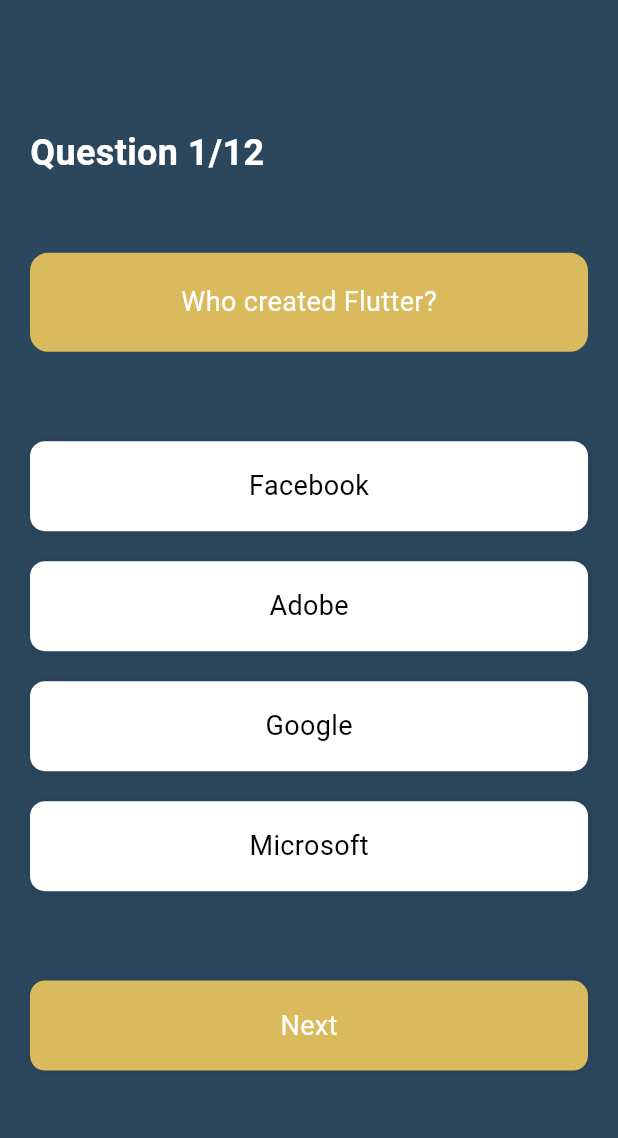
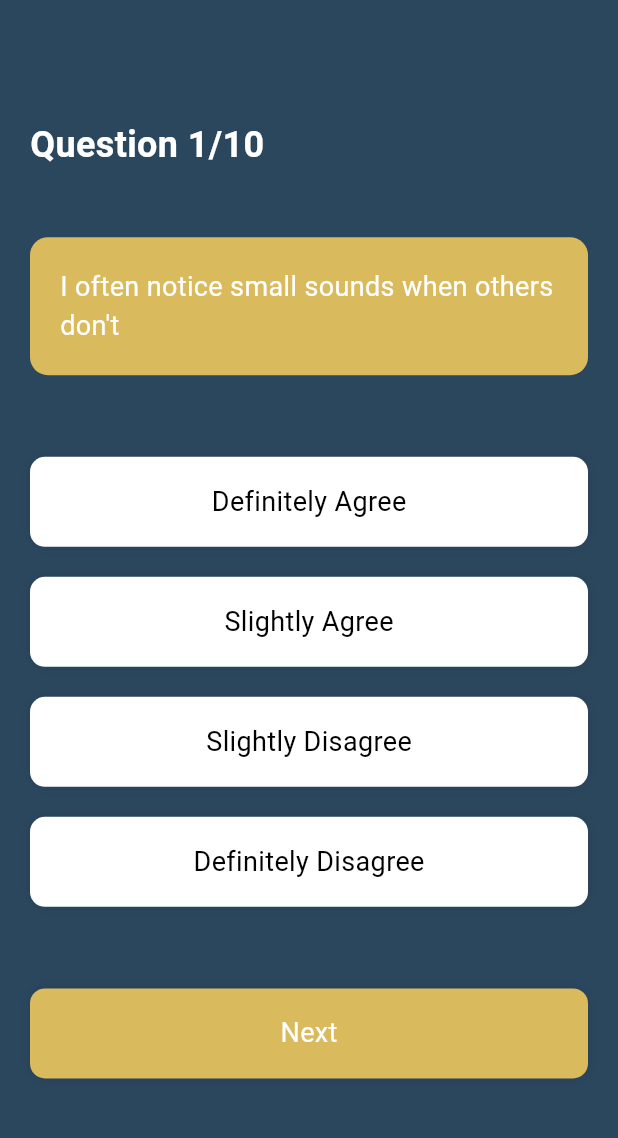
Before and after one commit to AdhamEhabAi/NeuroScan, a Flutter app: the QuestionsView screen opened directly, on a phone screen of 412 x 824 dp, the part 61-1199 px from its top. Run offline on Flutter 3.47's test engine with Material 3 defaults, Android fonts, the phone set to English and light mode, and no system bars; drawn by our look-alikes of modal_progress_hud_nsn; our stand-ins replace bloc, cloud_firestore, dotted_border, firebase_auth, firebase_core, flutter_bloc and 5 more; accounts and stored records are empty.

Commit message:
Autism api done

```diff
--- a/lib/features/Autism/data/questions_data/question_data.dart
+++ b/lib/features/Autism/data/questions_data/question_data.dart
@@ -1,76 +1,64 @@
 import 'package:animation/features/Autism/data/models/question_model.dart';
 
 const List<Questions> questions= [
-  Questions('Who created Flutter?',[
-    'Facebook',
-    'Adobe',
-    'Google',
-    'Microsoft'
+  Questions('I often notice small sounds when others don\'t',[
+    'Definitely Agree',
+    'Slightly Agree',
+    'Slightly Disagree',
+    'Definitely Disagree'
   ]),
-  Questions('What is Flutter?',[
-    'Facebook',
-    'Adobe',
-    'Google',
-    'Microsoft'
+  Questions('I usually concentrate more on the whole picture, rather than the small details',[
+    'Definitely Agree',
+    'Slightly Agree',
+    'Slightly Disagree',
+    'Definitely Disagree'
   ]),
-  Questions('Which programming language is used by Flutter',[
-    'Facebook',
-    'Adobe',
-    'Google',
-    'Microsoft'
+  Questions('I find it easy to do more than one thing at once',[
+    'Definitely Agree',
+    'Slightly Agree',
+    'Slightly Disagree',
+    'Definitely Disagree'
   ]),
-  Questions('How many types of widgets are there in Flutter?',[
-    '2',
-    '4',
-    '6',
-    '+8'
+  Questions('If there is an interruption, I can switch back to what I was doing very quickly',[
+    'Definitely Agree',
+    'Slightly Agree',
+    'Slightly Disagree',
+    'Definitely Disagree'
   ]),
-  Questions('When building for iOS, Flutter is restricted to an __ compilation strategy',[
-    'AOT (ahead-of-time)',
-    'JIT (Just-in-time)',
-    'Trans-compilation',
-    'Recompilation'
+  Questions('I find it easy to ‘read between the lines’ when someone is talking to me',[
+    'Definitely Agree',
+    'Slightly Agree',
+    'Slightly Disagree',
+    'Definitely Disagree'
   ]),
-  Questions('Access to a cloud database through Flutter is available through which service',[
-    'SQLite',
-    ' Firebase Database',
-    'NOSQL',
-    'MYSQL'
+  Questions('I know how to tell if someone listening to me is getting bored',[
+    'Definitely Agree',
+    'Slightly Agree',
+    'Slightly Disagree',
+    'Definitely Disagree'
   ]),
-  Questions('When building for iOS, Flutter is restricted to an __ compilation strategy',[
-    'AOT (ahead-of-time)',
-    'JIT (Just-in-time)',
-    'Trans-compilation',
-    'Recompilation'
+  Questions('When I’m reading a story I find it difficult to work out the characters’ intentions',[
+    'Definitely Agree',
+    'Slightly Agree',
+    'Slightly Disagree',
+    'Definitely Disagree'
   ]),
-  Questions('Access to a cloud database through Flutter is available through which service',[
-    'SQLite',
-    ' Firebase Database',
-    'NOSQL',
-    'MYSQL'
+  Questions('I like to collect information about categories of things (e.g. types of car, types of bird, types of train, types of plant etc)',[
+    'Definitely Agree',
+    'Slightly Agree',
+    'Slightly Disagree',
+    'Definitely Disagree'
   ]),
-  Questions('When building for iOS, Flutter is restricted to an __ compilation strategy',[
-    'AOT (ahead-of-time)',
-    'JIT (Just-in-time)',
-    'Trans-compilation',
-    'Recompilation'
+  Questions('I find it easy to work out what someone is thinking or feeling just by looking at their face',[
+    'Definitely Agree',
+    'Slightly Agree',
+    'Slightly Disagree',
+    'Definitely Disagree'
   ]),
-  Questions('Access to a cloud database through Flutter is available through which service',[
-    'SQLite',
-    ' Firebase Database',
-    'NOSQL',
-    'MYSQL'
-  ]),
-  Questions('When building for iOS, Flutter is restricted to an __ compilation strategy',[
-    'AOT (ahead-of-time)',
-    'JIT (Just-in-time)',
-    'Trans-compilation',
-    'Recompilation'
-  ]),
-  Questions('Access to a cloud database through Flutter is available through which service',[
-    'SQLite',
-    ' Firebase Database',
-    'NOSQL',
-    'MYSQL'
+  Questions('I find it difficult to work out people’s intentions',[
+    'Definitely Agree',
+    'Slightly Agree',
+    'Slightly Disagree',
+    'Definitely Disagree'
   ]),
 ];
--- a/lib/features/Autism/presentation/manager/autism_state.dart
+++ b/lib/features/Autism/presentation/manager/autism_state.dart
@@ -31,3 +31,13 @@ final class NoAnswerSelected extends AutismState{}
 
 final class NextQuestion extends AutismState{}
 final class OutOfRange extends AutismState{}
+
+
+final class PredictionLoading extends AutismState{}
+final class PredictionSuccess extends AutismState{}
+final class PredictionFailure extends AutismState{
+  final String errMassage;
+
+  PredictionFailure({required this.errMassage});
+
+}
--- a/lib/features/Autism/presentation/views/autism_patient_info_view.dart
+++ b/lib/features/Autism/presentation/views/autism_patient_info_view.dart
@@ -184,7 +184,6 @@ class _AutismPatientInfoViewState extends State<AutismPatientInfoView> {
                               patient: PatientInfo(
                                 userNumber: phoneNumberController.text,
                                 userId: userId!,
-                                result: 'true',
                                 disease: 'Autism',
                                 date: formattedDate,
                                 fName: firstNameController.text,
--- a/lib/features/Autism/presentation/views/questions_view.dart
+++ b/lib/features/Autism/presentation/views/questions_view.dart
@@ -1,19 +1,35 @@
 import 'package:animation/core/utils/constants.dart';
 import 'package:animation/core/widgets/custom_button.dart';
+import 'package:animation/core/widgets/show_failure_snack_bar.dart';
 import 'package:animation/core/widgets/show_hint_snack_bar.dart';
+import 'package:animation/core/widgets/show_success_snack_bar.dart';
 import 'package:animation/features/Autism/data/questions_data/question_data.dart';
 import 'package:animation/features/Autism/presentation/manager/autism_cubit.dart';
+import 'package:animation/features/Autism/presentation/views/result_view.dart';
 import 'package:animation/features/Autism/presentation/views/widgets/question_widget.dart';
+import 'package:animation/features/home/presentation/views/home_view.dart';
 import 'package:flutter/material.dart';
 import 'package:flutter_bloc/flutter_bloc.dart';
 import 'package:get/get.dart' as trans;
+import 'package:modal_progress_hud_nsn/modal_progress_hud_nsn.dart';
 
 class QuestionsView extends StatelessWidget {
   const QuestionsView({super.key});
 
   @override
   Widget build(BuildContext context) {
-    return BlocBuilder<AutismCubit, AutismState>(
+    return BlocConsumer<AutismCubit, AutismState>(
+      listener: (context, state) {
+        if (state is PredictionSuccess) {
+          trans.Get.off(const ResultView());
+          showSuccessSnackBar(context, 'Prediction Success');
+          BlocProvider.of<AutismCubit>(context).reset();
+        } else if (state is PredictionFailure) {
+          showFailureSnackBar(context, state.errMassage);
+          trans.Get.offAll(const HomeScreen());
+          BlocProvider.of<AutismCubit>(context).reset();
+        }
+      },
       builder: (context, state) {
         return Scaffold(
           backgroundColor: kPrimaryColor,
@@ -31,14 +47,18 @@ class QuestionsView extends StatelessWidget {
             leading: IconButton(
                 onPressed: () {
                   trans.Get.back();
+                  BlocProvider.of<AutismCubit>(context).reset();
                 },
                 icon: const Icon(
                   Icons.arrow_back,
                   color: Colors.white,
                 )),
           ),
-          body: Padding(
-            padding: const EdgeInsets.symmetric(horizontal: 20.0, vertical: 20),
+          body: ModalProgressHUD(
+            inAsyncCall: state is PredictionLoading,
+            child: Padding(
+              padding:
+                  const EdgeInsets.symmetric(horizontal: 20.0, vertical: 20),
               child: Column(
                 mainAxisAlignment: MainAxisAlignment.spaceEvenly,
                 crossAxisAlignment: CrossAxisAlignment.start,
@@ -51,7 +71,8 @@ class QuestionsView extends StatelessWidget {
                         fontSize: 24),
                   ),
                   QuestionWidget(
-                    currentQuestionIndex: BlocProvider.of<AutismCubit>(context)
+                      currentQuestionIndex:
+                          BlocProvider.of<AutismCubit>(context)
                               .currentQuestionIndex),
                   ListView.builder(
                     physics: const NeverScrollableScrollPhysics(),
@@ -68,7 +89,8 @@ class QuestionsView extends StatelessWidget {
                             BlocProvider.of<AutismCubit>(context)
                                 .setSelectedAnswer(
                                     answer: questions[
-                                          BlocProvider.of<AutismCubit>(context)
+                                            BlocProvider.of<AutismCubit>(
+                                                    context)
                                                 .currentQuestionIndex]
                                         .answers[index]);
                           },
@@ -77,15 +99,18 @@ class QuestionsView extends StatelessWidget {
                               .answers[index],
                           backGroundColor: BlocProvider.of<AutismCubit>(context)
                                       .selectedAnswer ==
-                                questions[BlocProvider.of<AutismCubit>(context)
+                                  questions[
+                                          BlocProvider.of<AutismCubit>(context)
                                               .currentQuestionIndex]
                                       .answers[index]
                               ? kSecondaryColor
                               : Colors.white,
                           textColor: BlocProvider.of<AutismCubit>(context)
                                       .selectedAnswer ==
-                                questions[BlocProvider.of<AutismCubit>(context)
-                                    .currentQuestionIndex].answers[index]
+                                  questions[
+                                          BlocProvider.of<AutismCubit>(context)
+                                              .currentQuestionIndex]
+                                      .answers[index]
                               ? Colors.white
                               : Colors.black,
                         ),
@@ -97,11 +122,11 @@ class QuestionsView extends StatelessWidget {
                       // Check if the state is NoAnswerSelected
                       if (state is NoAnswerSelected) {
                         showHintSnackBar(context, 'No answer is selected');
-
-                    }else {
+                      } else {
                         // If an answer is selected, proceed to the next question
                         dynamic answerSelected =
-                          BlocProvider.of<AutismCubit>(context).selectedAnswer;
+                            BlocProvider.of<AutismCubit>(context)
+                                .selectedAnswer;
                         // Proceed with the next action
                         BlocProvider.of<AutismCubit>(context)
                             .nextOnPressed(answerSelected: answerSelected);
@@ -110,8 +135,8 @@ class QuestionsView extends StatelessWidget {
                     text: 'Next',
                     backGroundColor: kSecondaryColor,
                   )
-
                 ],
+              ),
             ),
           ),
         );
--- a/lib/features/Autism/presentation/views/result_view.dart
+++ b/lib/features/Autism/presentation/views/result_view.dart
@@ -92,7 +92,7 @@ class ResultView extends StatelessWidget {
                     const SizedBox(
                       height: 10,
                     ),
-                    const PatientResultWidget(label: 'Result', value: 'False'),
+                    PatientResultWidget(label: 'Result', value: BlocProvider.of<AutismCubit>(context).result),
                     CustomButton(
                         text: 'Save',
                         backGroundColor: kSecondaryColor,
--- a/lib/main.dart
+++ b/lib/main.dart
@@ -37,7 +37,7 @@ class MyApp extends StatelessWidget {
         BlocProvider(
           create: (context) => AlzheimerStepperCubit(ApiService(baseUrl: baseApiForEmulator)),
         ),
-        BlocProvider(create: (context) => AutismCubit(),),
+        BlocProvider(create: (context) => AutismCubit(ApiService(baseUrl: baseApiForEmulator)),),
         BlocProvider(create: (context) => StrokeCubit(ApiService(baseUrl: baseApiForEmulator)),),
 
       ],
```
Also changed, not shown: lib/core/utils/api_services.dart (+14 -0 lines), lib/features/Autism/presentation/manager/autism_cubit.dart (+68 -22 lines). Lines whose indentation alone changed are shown as unchanged.
